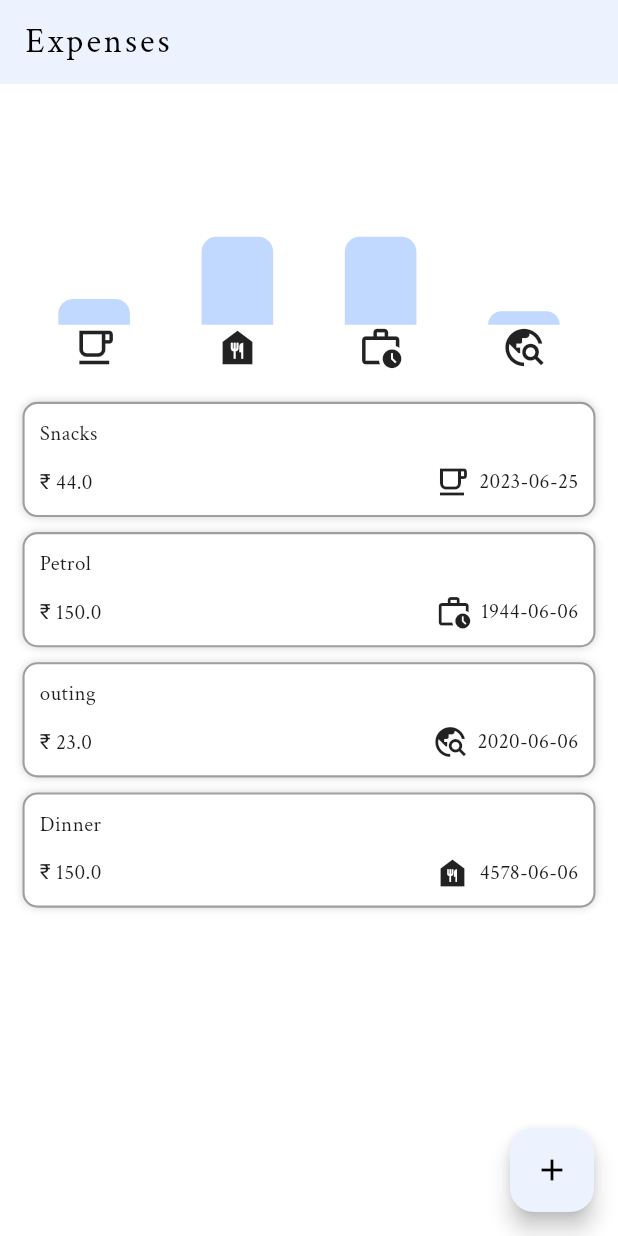
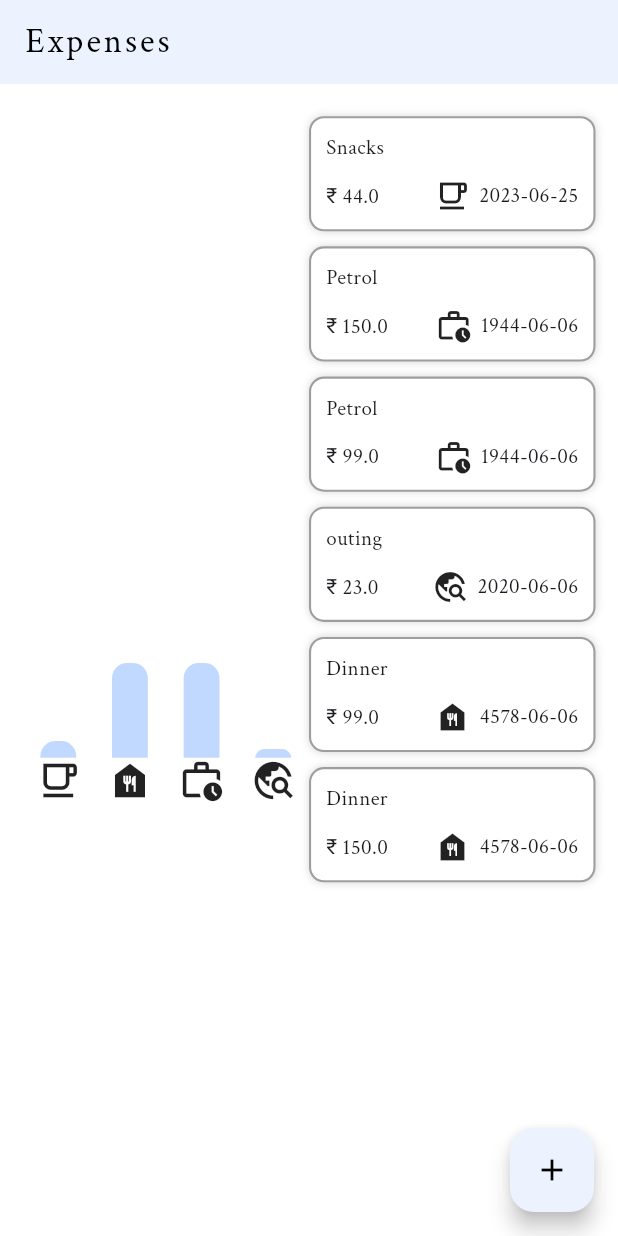
Before and after one commit to YojitSutradhar007/Expense_tracker, a Flutter app: the screen it shows after launch, on a phone screen of 412 x 824 dp. Run offline on Flutter 3.47's test engine with Material 2 defaults, Android fonts, the light colour scheme and no system bars; our stand-ins replace flutter_screenutil, go_router, lottie.

Commit message:
change the layout on landscape

```diff
--- a/lib/data/expense_data.dart
+++ b/lib/data/expense_data.dart
@@ -1,45 +1,20 @@
 import 'package:flutter/material.dart';
 import '../models/add_expense.dart';
 
-  Map<Categories,IconData> icons={
-    Categories.leisure:Icons.free_breakfast_outlined,
-    Categories.food:Icons.food_bank_sharp,
-    Categories.work:Icons.work_history_outlined,
-    Categories.travel:Icons.travel_explore,
-  };
+Map<Categories, IconData> icons = {
+  Categories.leisure: Icons.free_breakfast_outlined,
+  Categories.food: Icons.food_bank_sharp,
+  Categories.work: Icons.work_history_outlined,
+  Categories.travel: Icons.travel_explore,
+};
 
 class ExpenseData {
   static List<AddExpense> expData = [
-    AddExpense(
-        title: "Snacks",
-        amount: 44.0,
-        date: DateTime.now(),
-        category: Categories.leisure),
-    AddExpense(
-        title: "Petrol",
-        amount: 150.0,
-        date: DateTime.utc(1944, 6, 6),
-        category: Categories.work),
-    // AddExpense(
-    //     title: "Petrol",
-    //     amount: 99.0,
-    //     date: DateTime.utc(1944, 6, 6),
-    //     category: Categories.work),
-    AddExpense(
-        title: "outing",
-        amount: 23.0,
-        date: DateTime.utc(2020, 6, 6),
-        category: Categories.travel),
-    // AddExpense(
-    //     title: "Dinner",
-    //     amount: 99.0,
-    //     date: DateTime.utc(4578, 6, 6),
-    //     category: Categories.food),
-    AddExpense(
-        title: "Dinner",
-        amount: 150.0,
-        date: DateTime.utc(4578, 6, 6),
-        category: Categories.food),
-
+    AddExpense(title: "Snacks", amount: 44.0, date: DateTime.now(), category: Categories.leisure),
+    AddExpense(title: "Petrol", amount: 150.0, date: DateTime.utc(1944, 6, 6), category: Categories.work),
+    AddExpense(title: "Petrol", amount: 99.0, date: DateTime.utc(1944, 6, 6), category: Categories.work),
+    AddExpense(title: "outing", amount: 23.0, date: DateTime.utc(2020, 6, 6), category: Categories.travel),
+    AddExpense(title: "Dinner", amount: 99.0, date: DateTime.utc(4578, 6, 6), category: Categories.food),
+    AddExpense(title: "Dinner", amount: 150.0, date: DateTime.utc(4578, 6, 6), category: Categories.food),
   ];
 }
--- a/lib/main.dart
+++ b/lib/main.dart
@@ -1,6 +1,12 @@
 import 'package:flutter/material.dart';
 import 'app/app.dart';
+import 'package:flutter/services.dart';
 
 void main() {
-  runApp(const ExpenseTracker());
+  WidgetsFlutterBinding.ensureInitialized();
+  // SystemChrome.setPreferredOrientations([DeviceOrientation.portraitUp]).then(
+  //   (value) {
+      runApp(const ExpenseTracker());
+  //   },
+  // );
 }
--- a/lib/models/add_expense.dart
+++ b/lib/models/add_expense.dart
@@ -28,14 +28,11 @@ class ExpenseList {
 
   totalExpense(){
     for (int i = 0; i < ExpenseData.expData.length; i++) {
-      sum += ExpenseData.expData[i].amount;
-    }
-    for (int i = 0; i < ExpenseData.expData.length; i++) {
       if(category==ExpenseData.expData[i].category){
         count+=ExpenseData.expData[i].amount;
       }
     }
-    print(count);
+    // debugPrint(count.toString());
     return count;
   }
 }
--- a/lib/screens/add_expense/add_expense_screen.dart
+++ b/lib/screens/add_expense/add_expense_screen.dart
@@ -93,6 +93,9 @@ class _AddNewExpenseState extends State<AddNewExpense> with SingleTickerProvider
                     top: 5.w,
                   ),
                   child: PrimaryTextField(
+                    onTap: (){
+                      showDate(context);
+                    },
                     readOnly: true,
                     textEditingController: _dateController,
                     hintText: "Date",
@@ -249,7 +252,8 @@ class _AddNewExpenseState extends State<AddNewExpense> with SingleTickerProvider
     DateTime now = DateTime.now();
     DateTime firstDate = DateTime(2000);
     picked = await showDatePicker(context: context, initialDate: now, firstDate: firstDate, lastDate: now);
-    _dateController.text = picked.toString().split(" ")[0];
+    // print(picked);
+    _dateController.text = picked.toString().split(" ")[0] ;
     return picked;
   }
 }
--- /dev/null
+++ b/lib/screens/home/components/chart.dart
@@ -0,0 +1,34 @@
+
+import 'package:flutter/material.dart';
+import 'package:expense_tracker_dev/resources/resources.dart';
+
+class ExpenseChart extends StatelessWidget {
+  const ExpenseChart({
+    super.key,
+    required double totalExpense,
+    required double sum,
+  })  : _totalExpense = totalExpense,
+        _sum = sum;
+
+  final double _totalExpense;
+  final double _sum;
+
+  @override
+  Widget build(BuildContext context) {
+    return Expanded(
+      child: FractionallySizedBox(
+        heightFactor: _totalExpense / _sum,
+        widthFactor: 0.5,
+        child: Container(
+          decoration: const BoxDecoration(
+            color: ColorManager.rgbWhiteBlueColor,
+            borderRadius: BorderRadius.only(
+              topLeft: Radius.circular(10),
+              topRight: Radius.circular(10),
+            ),
+          ),
+        ),
+      ),
+    );
+  }
+}
--- /dev/null
+++ b/lib/screens/home/components/components.dart
@@ -0,0 +1,2 @@
+export 'chart.dart';
+export 'expense_list_build.dart';
--- /dev/null
+++ b/lib/screens/home/components/expense_list_build.dart
@@ -0,0 +1,61 @@
+import 'package:flutter/material.dart';
+import 'package:flutter_screenutil/flutter_screenutil.dart';
+import 'package:expense_tracker_dev/data/expense_data.dart';
+import 'package:expense_tracker_dev/resources/resources.dart';
+
+
+class ExpenseListBuilder extends StatelessWidget {
+  const ExpenseListBuilder({
+    super.key,
+    required this.onDismissed,
+    required this.index,
+  });
+
+  final void Function(DismissDirection)? onDismissed;
+  final int index;
+
+  @override
+  Widget build(BuildContext context) {
+    return Dismissible(
+      key: UniqueKey(),
+      onDismissed: onDismissed,
+      child: GestureDetector(
+        onTap: () {
+          debugPrint("Remove Successful");
+        },
+        child: Container(
+          padding: const EdgeInsets.all(10),
+          margin: const EdgeInsets.only(top: 10),
+          decoration: BoxDecoration(
+              color: ColorManager.whiteColor,
+              border: Border.all(color: ColorManager.greyColor, width: 1.22.w),
+              borderRadius: BorderRadius.circular(10),
+              boxShadow: [BoxShadow(color: ColorManager.greyColor.withOpacity(0.4), blurRadius: 4)]),
+          child: Column(
+            mainAxisAlignment: MainAxisAlignment.spaceBetween,
+            crossAxisAlignment: CrossAxisAlignment.start,
+            children: [
+              Text(ExpenseData.expData[index].title),
+              const SizedBox(height: 10),
+              Row(
+                mainAxisAlignment: MainAxisAlignment.spaceBetween,
+                children: [
+                  Text("₹\t${ExpenseData.expData[index].amount}"),
+                  Row(
+                    children: [
+                      Icon(
+                        icons[ExpenseData.expData[index].category],
+                      ),
+                      const SizedBox(width: 6),
+                      Text(ExpenseData.expData[index].date.toString().split(" ")[0])
+                    ],
+                  )
+                ],
+              ),
+            ],
+          ),
+        ),
+      ),
+    );
+  }
+}
--- a/lib/screens/home/home_screen.dart
+++ b/lib/screens/home/home_screen.dart
@@ -1,21 +1,24 @@
 import 'package:expense_tracker_dev/models/add_expense.dart';
 import 'package:flutter/material.dart';
+import 'package:flutter/scheduler.dart';
 import 'package:flutter_screenutil/flutter_screenutil.dart';
 import '../../widgets/widgets.dart';
 import '../add_expense/add_expense_screen.dart';
 import 'package:expense_tracker_dev/data/expense_data.dart';
 import 'package:expense_tracker_dev/resources/resources.dart';
+import 'components/components.dart';
 
 final ValueNotifier<int> len = ValueNotifier(ExpenseData.expData.length);
 
 class HomeScreen extends StatefulWidget {
-  HomeScreen({Key? key}) : super(key: key);
+  const HomeScreen({Key? key}) : super(key: key);
 
   @override
   State<HomeScreen> createState() => _HomeScreenState();
 }
 
 class _HomeScreenState extends State<HomeScreen> {
+  // final Size _size=
   final WarningBar _bar = WarningBar();
   late final _removed = _bar.snack("Expense Removed", ColorManager.rgbWhiteBlueColor);
 
@@ -24,21 +27,6 @@ class _HomeScreenState extends State<HomeScreen> {
   double _food = 0;
   double _work = 0;
   double _travel = 0;
-
-  void totalExpense() {
-    for (int i = 0; i < ExpenseData.expData.length; i++) {
-      if (Categories.food == ExpenseData.expData[i].category) {
-        _food += ExpenseData.expData[i].amount;
-      } else if (Categories.leisure == ExpenseData.expData[i].category) {
-        _leisure += ExpenseData.expData[i].amount;
-      } else if (Categories.work == ExpenseData.expData[i].category) {
-        _work += ExpenseData.expData[i].amount;
-      } else if (Categories.travel == ExpenseData.expData[i].category) {
-        _travel += ExpenseData.expData[i].amount;
-      }
-    }
-    print(_sum);
-  }
 
   void removeExpense() {
     for (int i = 0; i < ExpenseData.expData.length; i++) {
@@ -53,12 +41,25 @@ class _HomeScreenState extends State<HomeScreen> {
   @override
   void initState() {
     super.initState();
+    // SchedulerBinding.instance.addPostFrameCallback((timeStamp) {
+    //   print(timeStamp);
+    //   print("Debug");
+    // });
+    removeExpense();
+
+    SchedulerBinding.instance.endOfFrame.then((value) {
+      print("EndOfFrame");
+    });
   }
 
   @override
   Widget build(BuildContext context) {
-    removeExpense();
+    final double sizeWidth = MediaQuery.of(context).size.width;
+    final double sizeHeight = MediaQuery.of(context).size.height;
+    print("SizeWidth:$sizeWidth ");
+    print("SizeHeight:$sizeHeight ");
 
+    debugPrint("first build");
     return GestureDetector(
       onTap: () {
         FocusManager.instance.primaryFocus?.unfocus();
@@ -74,7 +75,13 @@ class _HomeScreenState extends State<HomeScreen> {
         body: SafeArea(
           child: Padding(
             padding: const EdgeInsets.symmetric(horizontal: 15),
+            child: sizeWidth > 400
+                ? Row(
+                    mainAxisSize: MainAxisSize.min,
+                    children: [
+                      Expanded(
                         child: Column(
+                          mainAxisSize: MainAxisSize.min,
                           children: [
                             Padding(
                               padding: EdgeInsets.only(top: 15.r),
@@ -92,92 +99,79 @@ class _HomeScreenState extends State<HomeScreen> {
                                 ),
                               ),
                             ),
-                const Row(
-                  mainAxisAlignment: MainAxisAlignment.spaceAround,
-                  children: [
-                    Icon(
-                      Icons.free_breakfast_outlined,
-                      size: 30,
+                            const GraphIcon(),
+                          ],
                         ),
-                    Icon(
-                      Icons.food_bank_sharp,
-                      size: 30,
-                    ),
-                    Icon(
-                      Icons.work_history_outlined,
-                      size: 30,
-                    ),
-                    Icon(
-                      Icons.travel_explore,
-                      size: 30,
-                    ),
-                  ],
                       ),
                       Expanded(
                         child: ValueListenableBuilder(
                           valueListenable: len,
                           builder: (context, value, child) {
                             return value == 0
-                          ? Center(
-                              child: Text(
-                                "No Expense data",
-                                style: TextStyle(fontSize: 17.sp, fontWeight: FontWeight.w500),
+                                ? noExpense()
+                                : ListView.builder(
+                                    padding: const EdgeInsets.only(top: 10, bottom: 80).r,
+                                    physics: const AlwaysScrollableScrollPhysics(),
+                                    itemCount: value,
+                                    itemBuilder: (context, index) {
+                                      return ExpenseListBuilder(
+                                        onDismissed: (dismissed) {
+                                          ScaffoldMessenger.of(context).clearSnackBars();
+                                          ScaffoldMessenger.of(context).showSnackBar(_removed);
+                                          ExpenseData.expData.remove(ExpenseData.expData[index]);
+                                          removeExpense();
+                                          setState(() {});
+                                          len.value = ExpenseData.expData.length;
+                                        },
+                                        index: index,
+                                      );
+                                    },
+                                  );
+                          },
                         ),
+                      ),
+                    ],
                   )
+                : Column(
+                    children: [
+                      Padding(
+                        padding: EdgeInsets.only(top: 15.r),
+                        child: SizedBox(
+                          height: 120.h,
+                          child: Row(
+                            crossAxisAlignment: CrossAxisAlignment.end,
+                            mainAxisAlignment: MainAxisAlignment.spaceBetween,
+                            children: [
+                              ExpenseChart(totalExpense: _leisure, sum: _sum),
+                              ExpenseChart(totalExpense: _food, sum: _sum),
+                              ExpenseChart(totalExpense: _work, sum: _sum),
+                              ExpenseChart(totalExpense: _travel, sum: _sum),
+                            ],
+                          ),
+                        ),
+                      ),
+                      const GraphIcon(),
+                      Expanded(
+                        child: ValueListenableBuilder(
+                          valueListenable: len,
+                          builder: (context, value, child) {
+                            return value == 0
+                                ? noExpense()
                                 : ListView.builder(
                                     padding: const EdgeInsets.only(top: 10, bottom: 80).r,
                                     physics: const BouncingScrollPhysics(),
                                     itemCount: value,
                                     itemBuilder: (context, index) {
-                                return Dismissible(
-                                  key: UniqueKey(),
+                                      return ExpenseListBuilder(
                                         onDismissed: (dismissed) {
                                           ScaffoldMessenger.of(context).clearSnackBars();
                                           ScaffoldMessenger.of(context).showSnackBar(_removed);
                                           ExpenseData.expData.remove(ExpenseData.expData[index]);
+                                          removeExpense();
                                           setState(() {});
-
                                           len.value = ExpenseData.expData.length;
                                         },
-                                  child: GestureDetector(
-                                    onTap: () {
-                                      debugPrint("Remove Successful");
-                                    },
-                                    child: Container(
-                                      padding: const EdgeInsets.all(10),
-                                      margin: const EdgeInsets.only(top: 10),
-                                      decoration: BoxDecoration(
-                                          color: ColorManager.whiteColor,
-                                          border: Border.all(color: ColorManager.greyColor, width: 1.22.w),
-                                          borderRadius: BorderRadius.circular(10),
-                                          boxShadow: [
-                                            BoxShadow(color: ColorManager.greyColor.withOpacity(0.4), blurRadius: 4)
-                                          ]),
-                                      child: Column(
-                                        mainAxisAlignment: MainAxisAlignment.spaceBetween,
-                                        crossAxisAlignment: CrossAxisAlignment.start,
-                                        children: [
-                                          Text(ExpenseData.expData[index].title),
-                                          const SizedBox(height: 10),
-                                          Row(
-                                            mainAxisAlignment: MainAxisAlignment.spaceBetween,
-                                            children: [
-                                              Text("₹\t${ExpenseData.expData[index].amount}"),
-                                              Row(
-                                                children: [
-                                                  Icon(
-                                                    icons[ExpenseData.expData[index].category],
-                                                  ),
-                                                  const SizedBox(width: 6),
-                                                  Text(ExpenseData.expData[index].date.toString().split(" ")[0])
-                                                ],
-                                              )
-                                            ],
-                                          ),
-                                        ],
-                                      ),
-                                    ),
-                                  ),
+                                        index: index,
                                       );
                                     },
                                   );
@@ -205,35 +199,46 @@ class _HomeScreenState extends State<HomeScreen> {
       ),
     );
   }
+
 }
 
-class ExpenseChart extends StatelessWidget {
-  const ExpenseChart({
+Center noExpense() {
+  return Center(
+    child: Text(
+      "No Expense data",
+      style: TextStyle(fontSize: 17.sp, fontWeight: FontWeight.w500),
+    ),
+  );
+}
+
+
+class GraphIcon extends StatelessWidget {
+  const GraphIcon({
     super.key,
-    required double totalExpense,
-    required double sum,
-  })  : _totalExpense = totalExpense,
-        _sum = sum;
-
-  final double _totalExpense;
-  final double _sum;
+  });
 
   @override
   Widget build(BuildContext context) {
-    return Expanded(
-      child: FractionallySizedBox(
-        heightFactor: _totalExpense / _sum,
-        widthFactor: 0.5,
-        child: Container(
-          decoration: const BoxDecoration(
-            color: ColorManager.rgbWhiteBlueColor,
-            borderRadius: BorderRadius.only(
-              topLeft: Radius.circular(10),
-              topRight: Radius.circular(10),
+    return const Row(
+      mainAxisAlignment: MainAxisAlignment.spaceAround,
+      children: [
+        Icon(
+          Icons.free_breakfast_outlined,
+          size: 30,
         ),
+        Icon(
+          Icons.food_bank_sharp,
+          size: 30,
         ),
+        Icon(
+          Icons.work_history_outlined,
+          size: 30,
         ),
+        Icon(
+          Icons.travel_explore,
+          size: 30,
         ),
+      ],
     );
   }
 }
--- a/lib/widgets/text_filed.dart
+++ b/lib/widgets/text_filed.dart
@@ -12,6 +12,7 @@ class PrimaryTextField extends StatelessWidget {
     this.prefixText,
     this.keyboardType,
     this.readOnly,
+    this.onTap,
   });
 
   final TextEditingController textEditingController;
@@ -21,10 +22,12 @@ class PrimaryTextField extends StatelessWidget {
   final String ?prefixText;
   final TextInputType ?keyboardType;
   final bool ?readOnly;
+  final VoidCallback ?onTap;
 
   @override
   Widget build(BuildContext context) {
     return TextField(
+      onTap: onTap,
       maxLength: maxLength,
       controller: textEditingController,
       cursorColor: ColorManager.blackColor,
```
Lines whose indentation alone changed are shown as unchanged.
